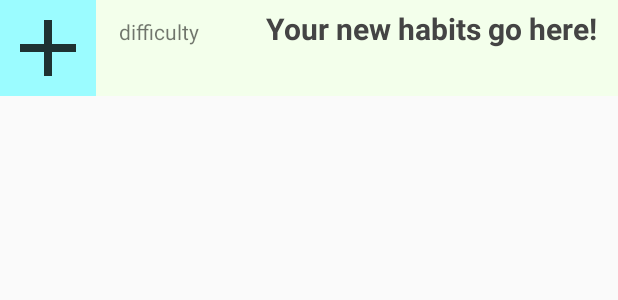
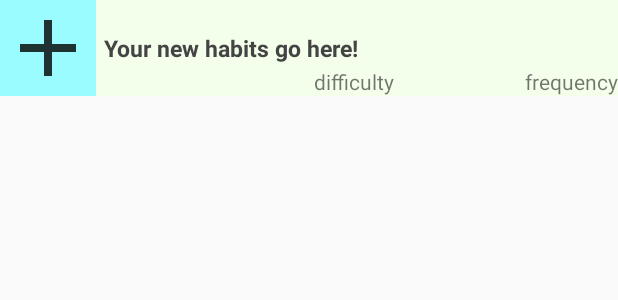
Before and after one commit to graham768/GrO2, an Android app: the layout habit_entry.xml on its own in the app's theme, with its tools: preview values and no code run, on a phone screen of 412 x 824 dp. Shown: the top 300 px of the screen. Run offline under Robolectric (Android 15) with nearby library versions, the phone set to English and light mode, and no system bars.

Commit message:
Fix habit entry

```diff
--- a/app/src/main/res/layout/habit_entry.xml
+++ b/app/src/main/res/layout/habit_entry.xml
@@ -32,29 +32,18 @@
             android:visibility="gone" />
 
         <TextView
-            android:layout_width="wrap_content"
-            android:layout_height="wrap_content"
-            android:text="difficulty"
-            android:id="@+id/habitDifficulty"
-            android:gravity="right"
-            android:paddingLeft="15dp"
-            android:layout_alignParentBottom="true"
-            android:layout_alignRight="@+id/habitTitle"
-            android:layout_alignEnd="@+id/habitTitle"
-            android:layout_marginRight="30dp"
-            android:layout_marginEnd="30dp" />
-
-        <TextView
-            android:layout_width="fill_parent"
-            android:layout_height="wrap_content"
+            android:layout_width="match_parent"
+            android:layout_height="match_parent"
             android:text="Your new habits go here!"
             android:id="@+id/habitTitle"
             android:padding="5dp"
             android:textColor="#444444"
-            android:textSize="20sp"
+            android:textSize="15sp"
             android:textStyle="bold"
             android:gravity="center"
             android:allowUndo="true" />
+
+    </TableRow>
 
     <TextView
         android:layout_width="wrap_content"
@@ -64,8 +53,20 @@
         android:text="frequency"
         android:id="@+id/habitFrequency"
         android:layout_alignParentBottom="true"
-            android:layout_centerHorizontal="true" />
-    </TableRow>
+        android:layout_alignParentRight="false"
+        android:layout_alignParentEnd="true" />
+
+    <TextView
+        android:layout_width="wrap_content"
+        android:layout_height="wrap_content"
+        android:text="difficulty"
+        android:id="@+id/habitDifficulty"
+        android:paddingLeft="15dp"
+        android:layout_alignParentTop="false"
+        android:layout_toRightOf="@+id/plus"
+        android:layout_toEndOf="@+id/plus"
+        android:layout_marginLeft="130dp"
+        android:layout_alignParentBottom="true" />
 
 
 </RelativeLayout>
```
Lines whose indentation alone changed are shown as unchanged.
